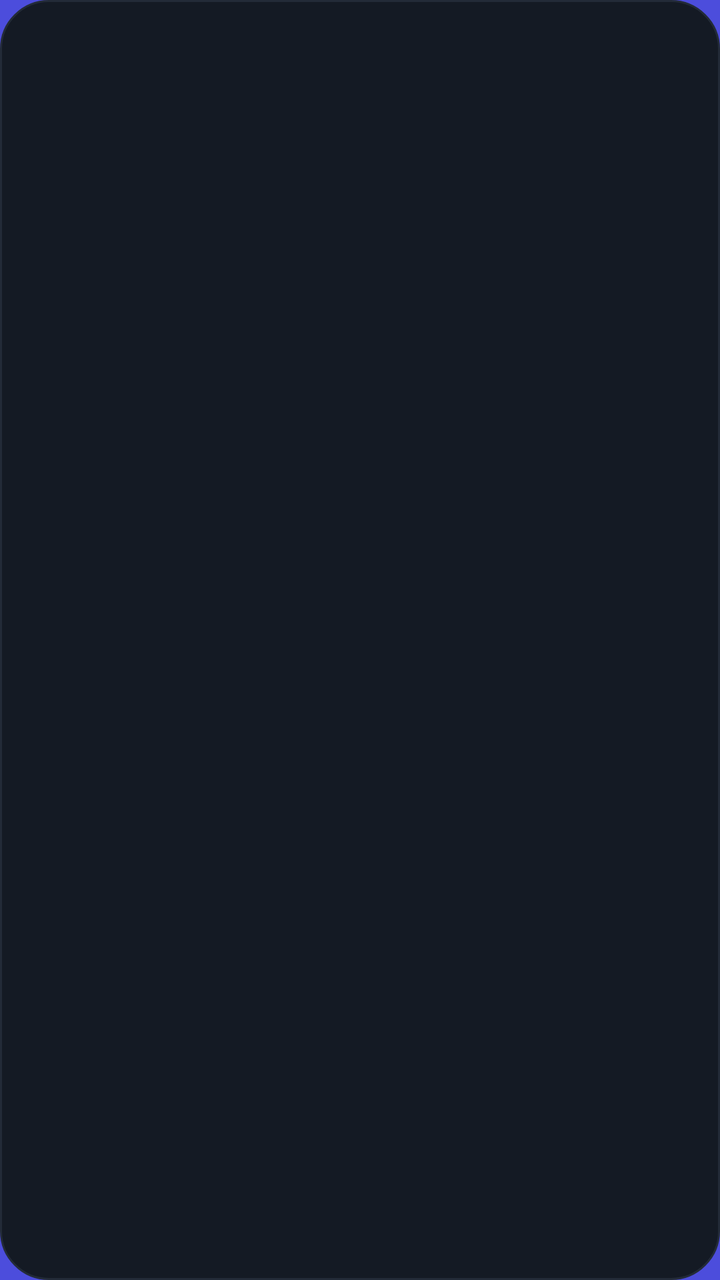
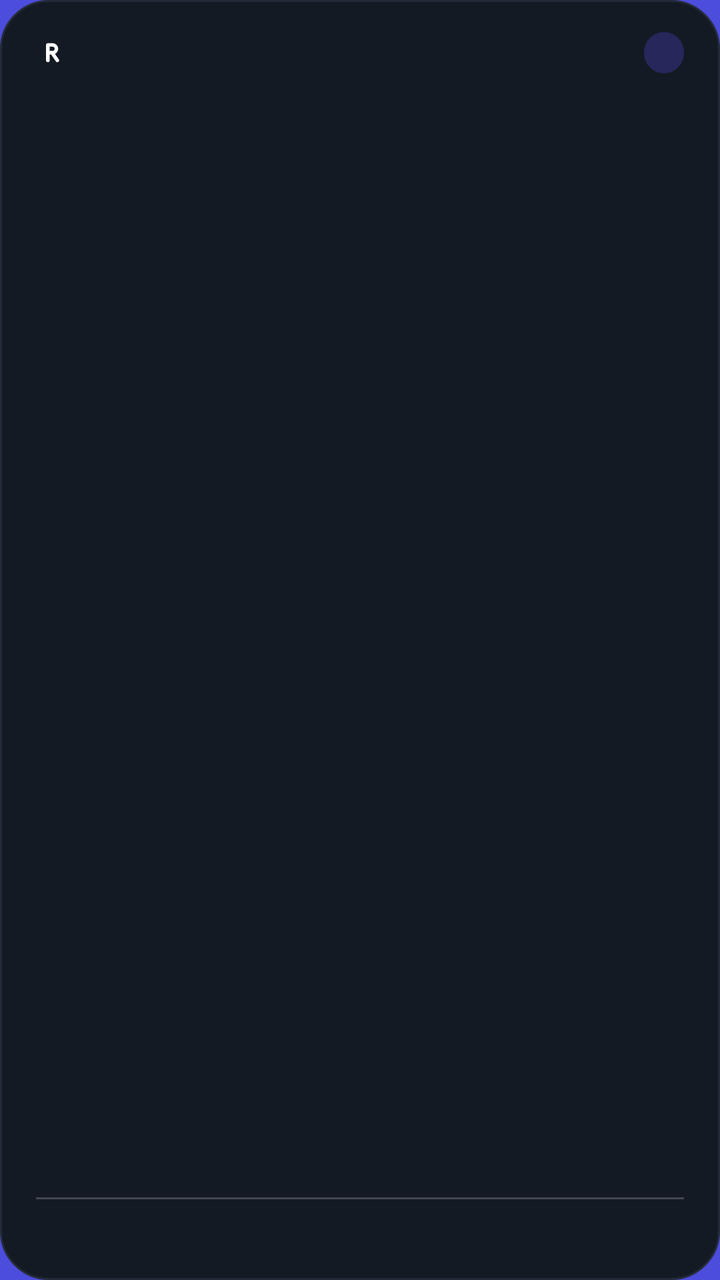

An Android layout rendered at two revisions. The XML below is the earlier revision; the diff shows what the commit changed to produce the second picture.
<!-- AndroidManifest.xml: application theme Theme.RailWatch -->
<!-- res/layout/widget.xml -->
<?xml version="1.0" encoding="utf-8"?>
<LinearLayout xmlns:android="http://schemas.android.com/apk/res/android"
    android:id="@+id/root"
    android:layout_width="match_parent"
    android:layout_height="match_parent"
    android:orientation="vertical"
    android:padding="16dp"
    android:background="@drawable/widget_surface">

    <TextView android:id="@+id/label" android:layout_width="match_parent" android:layout_height="wrap_content"
        android:textSize="11sp" android:textStyle="bold" android:letterSpacing="0.08" android:textAllCaps="true"
        android:maxLines="1" android:ellipsize="end" android:textColor="#FFA5A6FA" />

    <TextView android:id="@+id/headline" android:layout_width="match_parent" android:layout_height="wrap_content"
        android:layout_marginTop="6dp" android:textSize="22sp" android:textStyle="bold" android:maxLines="2"
        android:ellipsize="end" android:textColor="#FFEEF0F4" />

    <Chronometer android:id="@+id/countdown" android:layout_width="wrap_content" android:layout_height="wrap_content"
        android:layout_marginTop="4dp" android:textSize="34sp" android:textStyle="bold" android:textColor="#FFFFFFFF"
        android:countDown="true" android:visibility="gone" />

    <TextView android:id="@+id/sub" android:layout_width="match_parent" android:layout_height="wrap_content"
        android:layout_marginTop="4dp" android:textSize="12sp" android:maxLines="2" android:ellipsize="end"
        android:textColor="#FFB3BAC6" />

    <FrameLayout android:layout_width="match_parent" android:layout_height="0dp" android:layout_weight="1" />

    <TextView android:id="@+id/next" android:layout_width="match_parent" android:layout_height="wrap_content"
        android:textSize="12sp" android:textStyle="bold" android:maxLines="1" android:ellipsize="end"
        android:textColor="#FFC9CED8" />
</LinearLayout>
<!-- resources referenced by this layout -->
<resources>
  <!-- drawable widget_surface (drawable) -->
  <?xml version="1.0" encoding="utf-8"?>
  <shape xmlns:android="http://schemas.android.com/apk/res/android" android:shape="rectangle">
      <solid android:color="#FF141A24" />
      <stroke android:width="1dp" android:color="#FF232B38" />
      <corners android:radius="24dp" />
  </shape>
  <style name="Theme.RailWatch" parent="@android:style/Theme.Material.NoActionBar">
          <item name="android:windowBackground">@color/ic_launcher_background</item>
      </style>
  <color name="ic_launcher_background">#4C4DDC</color>
</resources>

<!-- the commit's change to res/layout/widget.xml (unified diff, before → after) -->
@@ -4,28 +4,36 @@
     android:layout_width="match_parent"
     android:layout_height="match_parent"
     android:orientation="vertical"
-    android:padding="16dp"
+    android:paddingStart="18dp" android:paddingEnd="18dp" android:paddingTop="16dp" android:paddingBottom="14dp"
     android:background="@drawable/widget_surface">
 
-    <TextView android:id="@+id/label" android:layout_width="match_parent" android:layout_height="wrap_content"
-        android:textSize="11sp" android:textStyle="bold" android:letterSpacing="0.08" android:textAllCaps="true"
-        android:maxLines="1" android:ellipsize="end" android:textColor="#FFA5A6FA" />
+    <LinearLayout android:layout_width="match_parent" android:layout_height="wrap_content" android:orientation="horizontal" android:gravity="center_vertical">
+        <ImageView android:id="@+id/logo" android:layout_width="16dp" android:layout_height="16dp" android:src="@drawable/ic_notification"
+            android:contentDescription="@null" android:importantForAccessibility="no" />
+        <TextView android:id="@+id/label" android:layout_width="0dp" android:layout_height="wrap_content" android:layout_weight="1"
+            android:layout_marginStart="8dp" android:textSize="11sp" android:textStyle="bold" android:letterSpacing="0.08" android:textAllCaps="true"
+            android:maxLines="1" android:ellipsize="end" android:textColor="#FFA5A6FA" />
+        <TextView android:id="@+id/chip" android:layout_width="wrap_content" android:layout_height="wrap_content" android:layout_marginStart="8dp"
+            android:paddingStart="10dp" android:paddingEnd="10dp" android:paddingTop="3dp" android:paddingBottom="3dp"
+            android:textSize="11sp" android:textStyle="bold" android:maxLines="1" android:background="@drawable/widget_chip_dark" android:textColor="#FFC7C8FC" />
+    </LinearLayout>
 
     <TextView android:id="@+id/headline" android:layout_width="match_parent" android:layout_height="wrap_content"
-        android:layout_marginTop="6dp" android:textSize="22sp" android:textStyle="bold" android:maxLines="2"
+        android:layout_marginTop="10dp" android:textSize="28sp" android:textStyle="bold" android:maxLines="1"
         android:ellipsize="end" android:textColor="#FFEEF0F4" />
 
     <Chronometer android:id="@+id/countdown" android:layout_width="wrap_content" android:layout_height="wrap_content"
-        android:layout_marginTop="4dp" android:textSize="34sp" android:textStyle="bold" android:textColor="#FFFFFFFF"
+        android:layout_marginTop="6dp" android:textSize="34sp" android:textStyle="bold" android:textColor="#FFFFFFFF"
         android:countDown="true" android:visibility="gone" />
 
     <TextView android:id="@+id/sub" android:layout_width="match_parent" android:layout_height="wrap_content"
-        android:layout_marginTop="4dp" android:textSize="12sp" android:maxLines="2" android:ellipsize="end"
+        android:layout_marginTop="2dp" android:textSize="13sp" android:maxLines="2" android:ellipsize="end"
         android:textColor="#FFB3BAC6" />
 
-    <FrameLayout android:layout_width="match_parent" android:layout_height="0dp" android:layout_weight="1" />
+    <FrameLayout android:layout_width="match_parent" android:layout_height="0dp" android:layout_weight="1" android:minHeight="8dp" />
 
-    <TextView android:id="@+id/next" android:layout_width="match_parent" android:layout_height="wrap_content"
-        android:textSize="12sp" android:textStyle="bold" android:maxLines="1" android:ellipsize="end"
-        android:textColor="#FFC9CED8" />
+    <FrameLayout android:id="@+id/divider" android:layout_width="match_parent" android:layout_height="1dp" android:background="#33FFFFFF" />
+
+    <TextView android:id="@+id/next" android:layout_width="match_parent" android:layout_height="wrap_content" android:layout_marginTop="10dp"
+        android:textSize="12sp" android:maxLines="1" android:ellipsize="end" android:textColor="#FFC9CED8" />
 </LinearLayout>
<!-- resource entries referenced after the edit -->
@@ -1,5 +1,17 @@
 <!-- resources referenced by this layout -->
 <resources>
+  <!-- drawable ic_notification (drawable) -->
+  <?xml version="1.0" encoding="utf-8"?>
+  <vector xmlns:android="http://schemas.android.com/apk/res/android" android:width="24dp" android:height="24dp" android:viewportWidth="108" android:viewportHeight="108">
+      <path android:strokeColor="#FFFFFFFF" android:strokeWidth="12" android:strokeLineCap="round" android:strokeLineJoin="round"
+          android:pathData="M40,80V28h16a13,13 0,0 1,0 26H40M54,54l18,26" />
+  </vector>
+  <!-- drawable widget_chip_dark (drawable) -->
+  <?xml version="1.0" encoding="utf-8"?>
+  <shape xmlns:android="http://schemas.android.com/apk/res/android" android:shape="rectangle">
+      <solid android:color="#FF26275A" />
+      <corners android:radius="99dp" />
+  </shape>
   <!-- drawable widget_surface (drawable) -->
   <?xml version="1.0" encoding="utf-8"?>
   <shape xmlns:android="http://schemas.android.com/apk/res/android" android:shape="rectangle">
